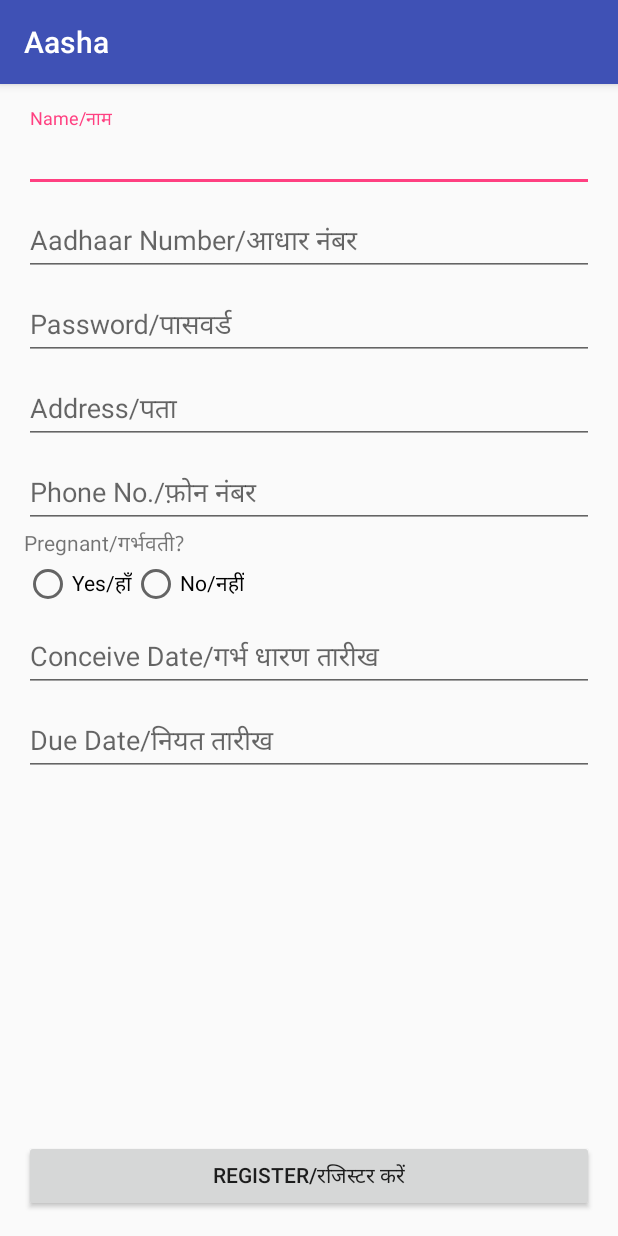
After one commit to hareshkh/Aasha, an Android app: the fragment SignUpFragment shown on its own in the app's theme, on a phone screen of 412 x 824 dp. The commit adds this screen. Run offline under Robolectric (Android 15) with nearby library versions, the phone set to English and light mode, and no system bars.

Commit message:
Adds Signup Fragment

```diff
--- a/app/src/main/java/com/iitr/cfd/aasha/activities/LoginActivity.java
+++ b/app/src/main/java/com/iitr/cfd/aasha/activities/LoginActivity.java
@@ -2,21 +2,19 @@ package com.iitr.cfd.aasha.activities;
 
 import android.app.ProgressDialog;
 import android.content.Intent;
+import android.os.Bundle;
 import android.support.v7.app.AppCompatActivity;
-import android.os.Bundle;
 import android.view.View;
 import android.widget.Button;
 import android.widget.EditText;
+import android.widget.TextView;
 import android.widget.Toast;
 
 import com.iitr.cfd.aasha.R;
 import com.iitr.cfd.aasha.interfaces.retrofit.ApiCalls;
 import com.iitr.cfd.aasha.utilities.StringUtils;
 
-import java.nio.charset.StandardCharsets;
-import java.security.MessageDigest;
 import java.security.NoSuchAlgorithmException;
-import java.util.Arrays;
 
 import retrofit2.Call;
 import retrofit2.Callback;
@@ -25,10 +23,11 @@ import retrofit2.Response;
 public class LoginActivity extends AppCompatActivity {
 
     Button submitButton;
-    static int PATIENT_ID;
-
     EditText uidText;
     EditText password;
+    TextView signUpMessage;
+
+    static int PATIENT_ID;
 
     ProgressDialog progressDialog;
 
@@ -40,6 +39,7 @@ public class LoginActivity extends AppCompatActivity {
         submitButton = (Button) findViewById(R.id.submit_button);
         uidText = (EditText) findViewById(R.id.input_uid);
         password = (EditText) findViewById(R.id.input_password);
+        signUpMessage = (TextView) findViewById(R.id.sign_up_message);
 
         submitButton.setOnClickListener(new View.OnClickListener() {
             @Override
@@ -78,6 +78,13 @@ public class LoginActivity extends AppCompatActivity {
                 }
             }
         });
+
+        signUpMessage.setOnClickListener(new View.OnClickListener() {
+            @Override
+            public void onClick(View v) {
+                loadSignUpForm();
+            }
+        });
     }
 
     public boolean validate() {
@@ -93,4 +100,7 @@ public class LoginActivity extends AppCompatActivity {
         return result;
     }
 
+    public void loadSignUpForm() {
+
+    }
 }
--- /dev/null
+++ b/app/src/main/java/com/iitr/cfd/aasha/fragments/SignUpFragment.java
@@ -0,0 +1,51 @@
+package com.iitr.cfd.aasha.fragments;
+
+import android.content.Context;
+import android.os.Bundle;
+import android.support.annotation.Nullable;
+import android.support.v4.app.Fragment;
+import android.view.LayoutInflater;
+import android.view.View;
+import android.view.ViewGroup;
+import android.widget.EditText;
+
+import com.iitr.cfd.aasha.R;
+
+public class SignUpFragment extends Fragment {
+
+    EditText name;
+    EditText uid;
+    EditText password;
+    EditText address;
+    EditText contact;
+
+    public SignUpFragment() {
+        // Required empty public constructor
+    }
+
+    @Override
+    public void onAttach(Context context) {
+        super.onAttach(context);
+    }
+
+    @Override
+    public void onCreate(Bundle savedInstanceState) {
+        super.onCreate(savedInstanceState);
+    }
+
+    @Override
+    public View onCreateView(LayoutInflater inflater, ViewGroup container, Bundle savedInstanceState) {
+        return inflater.inflate(R.layout.fragment_signup, container, false);
+    }
+
+    @Override
+    public void onViewCreated(View view, @Nullable Bundle savedInstanceState) {
+        super.onViewCreated(view, savedInstanceState);
+        name = (EditText) view.findViewById(R.id.input_name_signup);
+        uid = (EditText) view.findViewById(R.id.input_uid_signup);
+        password = (EditText) view.findViewById(R.id.input_password_signup);
+        address = (EditText) view.findViewById(R.id.input_address_signup);
+        contact = (EditText) view.findViewById(R.id.input_phone_signup);
+    }
+
+}
--- a/app/src/main/res/layout/activity_login.xml
+++ b/app/src/main/res/layout/activity_login.xml
@@ -44,8 +44,17 @@
         android:id="@+id/submit_button"
         android:layout_width="match_parent"
         android:layout_height="wrap_content"
+        android:layout_above="@+id/sign_up_message"
+        android:layout_alignParentStart="true"
+        android:layout_marginBottom="5dp"
+        android:text="@string/submit_button_text" />
+
+    <TextView
+        android:id="@+id/sign_up_message"
+        android:layout_width="wrap_content"
+        android:layout_height="wrap_content"
         android:layout_alignParentBottom="true"
         android:layout_centerHorizontal="true"
-        android:text="@string/submit_button_text" />
+        android:text="@string/sign_up_text_view" />
 
 </RelativeLayout>
--- /dev/null
+++ b/app/src/main/res/layout/fragment_signup.xml
@@ -0,0 +1,150 @@
+<?xml version="1.0" encoding="utf-8"?>
+<RelativeLayout xmlns:android="http://schemas.android.com/apk/res/android"
+    android:id="@+id/signup_details"
+    android:layout_width="match_parent"
+    android:layout_height="match_parent"
+    android:paddingBottom="@dimen/activity_vertical_margin"
+    android:paddingLeft="@dimen/activity_horizontal_margin"
+    android:paddingRight="@dimen/activity_horizontal_margin"
+    android:paddingTop="@dimen/activity_vertical_margin">
+
+    <android.support.design.widget.TextInputLayout
+        android:id="@+id/input_layout_name_signup"
+        android:layout_width="match_parent"
+        android:layout_height="wrap_content">
+
+        <EditText
+            android:id="@+id/input_name_signup"
+            android:layout_width="match_parent"
+            android:layout_height="wrap_content"
+            android:hint="@string/hint_name_signup"
+            android:inputType="text" />
+
+    </android.support.design.widget.TextInputLayout>
+
+    <android.support.design.widget.TextInputLayout
+        android:id="@+id/input_layout_uid_signup"
+        android:layout_width="match_parent"
+        android:layout_height="wrap_content"
+        android:layout_below="@id/input_layout_name_signup">
+
+        <EditText
+            android:id="@+id/input_uid_signup"
+            android:layout_width="match_parent"
+            android:layout_height="wrap_content"
+            android:hint="@string/hint_uid_signup"
+            android:inputType="number"
+            android:maxLength="12" />
+
+    </android.support.design.widget.TextInputLayout>
+
+    <android.support.design.widget.TextInputLayout
+        android:id="@+id/input_layout_password_signup"
+        android:layout_width="match_parent"
+        android:layout_height="wrap_content"
+        android:layout_below="@id/input_layout_uid_signup">
+
+        <EditText
+            android:id="@+id/input_password_signup"
+            android:layout_width="match_parent"
+            android:layout_height="wrap_content"
+            android:hint="@string/hint_password_signup"
+            android:inputType="textPassword" />
+
+    </android.support.design.widget.TextInputLayout>
+
+    <android.support.design.widget.TextInputLayout
+        android:id="@+id/input_layout_address_signup"
+        android:layout_width="match_parent"
+        android:layout_height="wrap_content"
+        android:layout_below="@id/input_layout_password_signup">
+
+        <EditText
+            android:id="@+id/input_address_signup"
+            android:layout_width="match_parent"
+            android:layout_height="wrap_content"
+            android:hint="@string/hint_address_signup"
+            android:inputType="text" />
+
+    </android.support.design.widget.TextInputLayout>
+
+    <android.support.design.widget.TextInputLayout
+        android:id="@+id/input_layout_phone_signup"
+        android:layout_width="match_parent"
+        android:layout_height="wrap_content"
+        android:layout_below="@id/input_layout_address_signup">
+
+        <EditText
+            android:id="@+id/input_phone_signup"
+            android:layout_width="match_parent"
+            android:layout_height="wrap_content"
+            android:hint="@string/hint_phone_signup"
+            android:inputType="phone" />
+
+    </android.support.design.widget.TextInputLayout>
+
+    <TextView
+        android:id="@+id/pregnant_text_signup"
+        android:layout_width="wrap_content"
+        android:layout_height="wrap_content"
+        android:layout_below="@id/input_layout_phone_signup"
+        android:text="@string/is_pregnant" />
+
+    <RadioGroup
+        android:id="@+id/radio_group_signup"
+        android:layout_width="wrap_content"
+        android:layout_height="wrap_content"
+        android:layout_below="@id/pregnant_text_signup"
+        android:orientation="horizontal">
+
+        <RadioButton
+            android:layout_width="wrap_content"
+            android:layout_height="wrap_content"
+            android:text="@string/yes" />
+
+        <RadioButton
+            android:layout_width="wrap_content"
+            android:layout_height="wrap_content"
+            android:text="@string/no" />
+    </RadioGroup>
+
+    <android.support.design.widget.TextInputLayout
+        android:id="@+id/input_layout_conceivedate_signup"
+        android:layout_width="match_parent"
+        android:layout_height="wrap_content"
+        android:layout_below="@id/radio_group_signup">
+
+        <EditText
+            android:id="@+id/input_conceivedate_signup"
+            android:layout_width="match_parent"
+            android:layout_height="wrap_content"
+            android:hint="@string/hint_conceivedate_signup"
+            android:inputType="date" />
+
+    </android.support.design.widget.TextInputLayout>
+
+    <android.support.design.widget.TextInputLayout
+        android:id="@+id/input_layout_duedate_signup"
+        android:layout_width="match_parent"
+        android:layout_height="wrap_content"
+        android:layout_below="@+id/input_layout_conceivedate_signup"
+        android:layout_alignParentStart="true">
+
+        <EditText
+            android:id="@+id/input_duedate_signup"
+            android:layout_width="match_parent"
+            android:layout_height="wrap_content"
+            android:hint="@string/hint_duedate_signup"
+            android:inputType="date" />
+
+    </android.support.design.widget.TextInputLayout>
+
+    <Button
+        android:id="@+id/register_button_signup"
+        android:layout_width="match_parent"
+        android:layout_height="wrap_content"
+        android:layout_alignParentBottom="true"
+        android:layout_centerHorizontal="true"
+        android:text="@string/register_button_text" />
+
+</RelativeLayout>
--- a/app/src/main/res/values/strings.xml
+++ b/app/src/main/res/values/strings.xml
@@ -1,13 +1,29 @@
 <resources>
     <string name="app_name">Aasha</string>
 
-    <!--Login Activity strings-->
+    <!--Login strings-->
     <string name="hint_uid">Aadhaar Number/आधार नंबर</string>
     <string name="hint_password">Password/पासवर्ड</string>
     <string name="submit_button_text">Submit/सबमिट</string>
+    <string name="sign_up_text_view">Register/रजिस्टर करें</string>
+
+    <!--Sign Up Strings-->
+    <string name="hint_name_signup">Name/नाम</string>
+    <string name="hint_uid_signup">Aadhaar Number/आधार नंबर</string>
+    <string name="hint_password_signup">Password/पासवर्ड</string>
+    <string name="hint_address_signup">Address/पता</string>
+    <string name="hint_phone_signup">Phone No./फ़ोन नंबर</string>
+    <string name="hint_duedate_signup">Due Date/नियत तारीख</string>
+    <string name="hint_conceivedate_signup">Conceive Date/गर्भ धारण तारीख</string>
+    <string name="register_button_text">Register/रजिस्टर करें</string>
+    <string name="is_pregnant">Pregnant/गर्भवती?</string>
 
     <!--Tab names-->
     <string name="tab_one">Appointments</string>
     <string name="tab_two">Hospitals</string>
     <string name="tab_three">History</string>
+
+    <!--General-->
+    <string name="yes">Yes/हाँ</string>
+    <string name="no">No/नहीं</string>
 </resources>
```
